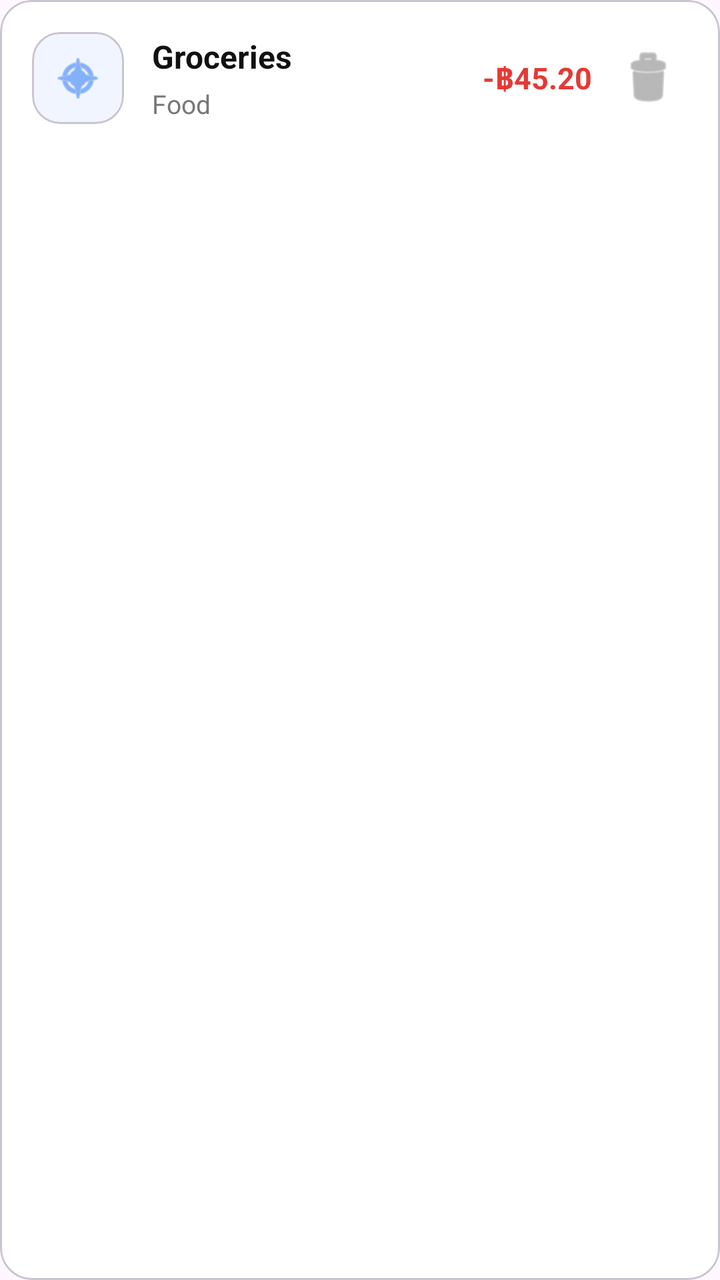
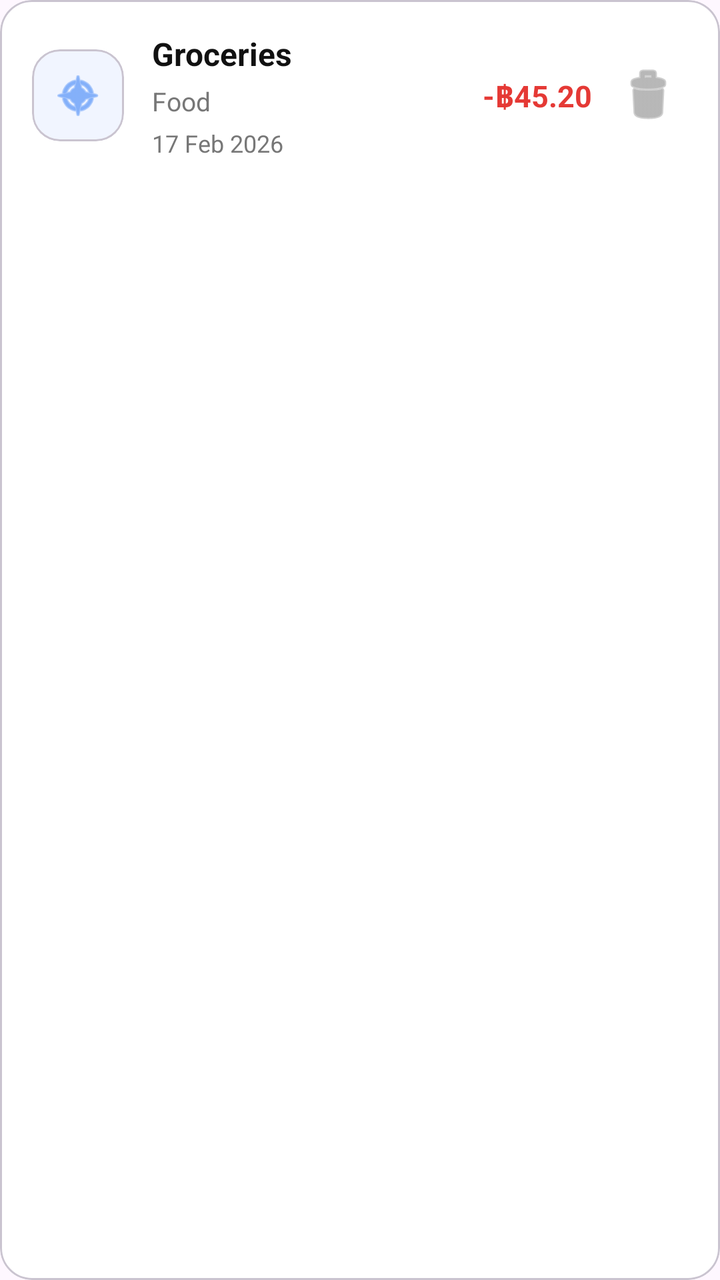

Compare the two renders of this Android layout. The source of the first and the diff that turns it into the second are given below.
<!-- AndroidManifest.xml: application theme Theme.Material3.DayNight.NoActionBar -->
<!-- res/layout/row_expense.xml -->
<?xml version="1.0" encoding="utf-8"?>
<com.google.android.material.card.MaterialCardView
    xmlns:android="http://schemas.android.com/apk/res/android"
    xmlns:app="http://schemas.android.com/apk/res-auto"
    android:layout_width="match_parent"
    android:layout_height="wrap_content"
    android:layout_marginBottom="12dp"
    app:cardCornerRadius="16dp"
    app:cardElevation="0dp"
    app:cardBackgroundColor="@color/card">

    <LinearLayout
        android:layout_width="match_parent"
        android:layout_height="wrap_content"
        android:padding="16dp"
        android:orientation="horizontal"
        android:gravity="center_vertical">

        <com.google.android.material.card.MaterialCardView
            android:layout_width="46dp"
            android:layout_height="46dp"
            app:cardCornerRadius="14dp"
            app:cardBackgroundColor="@color/chip_bg"
            app:cardElevation="0dp">

            <ImageView
                android:id="@+id/iconIv"
                android:layout_width="match_parent"
                android:layout_height="match_parent"
                android:padding="10dp"
                android:src="@android:drawable/ic_menu_compass"
                app:tint="@color/blue"/>
        </com.google.android.material.card.MaterialCardView>

        <LinearLayout
            android:layout_width="0dp"
            android:layout_height="wrap_content"
            android:layout_weight="1"
            android:layout_marginStart="14dp"
            android:orientation="vertical">

            <TextView
                android:id="@+id/titleTv"
                android:layout_width="wrap_content"
                android:layout_height="wrap_content"
                android:text="Groceries"
                android:textStyle="bold"
                android:textSize="16sp"
                android:textColor="@color/text"/>

            <TextView
                android:id="@+id/categoryTv"
                android:layout_width="wrap_content"
                android:layout_height="wrap_content"
                android:text="Food"
                android:textSize="13sp"
                android:textColor="@color/muted"
                android:layout_marginTop="4dp"/>
        </LinearLayout>

        <TextView
            android:id="@+id/amountTv"
            android:layout_width="wrap_content"
            android:layout_height="wrap_content"
            android:text="-฿45.20"
            android:textStyle="bold"
            android:textSize="15sp"
            android:textColor="@color/red"/>

        <ImageButton
            android:id="@+id/deleteBtn"
            android:layout_width="40dp"
            android:layout_height="40dp"
            android:layout_marginStart="8dp"
            android:background="@android:color/transparent"
            android:src="@android:drawable/ic_menu_delete"
            app:tint="#888"/>

    </LinearLayout>
</com.google.android.material.card.MaterialCardView>
<!-- resources referenced by this layout -->
<resources>
  <color name="blue">#3B82F6</color>
  <color name="card">#FFFFFF</color>
  <color name="chip_bg">#F1F5FF</color>
  <color name="muted">#777777</color>
  <color name="red">#E53935</color>
  <color name="text">#111111</color>
</resources>

<!-- the commit's change to res/layout/row_expense.xml (unified diff, before → after) -->
@@ -56,6 +56,15 @@
                 android:textSize="13sp"
                 android:textColor="@color/muted"
                 android:layout_marginTop="4dp"/>
+
+            <TextView
+                android:id="@+id/dateTv"
+                android:layout_width="wrap_content"
+                android:layout_height="wrap_content"
+                android:text="17 Feb 2026"
+                android:textSize="12sp"
+                android:textColor="@color/muted"
+                android:layout_marginTop="4dp"/>
         </LinearLayout>
 
         <TextView
